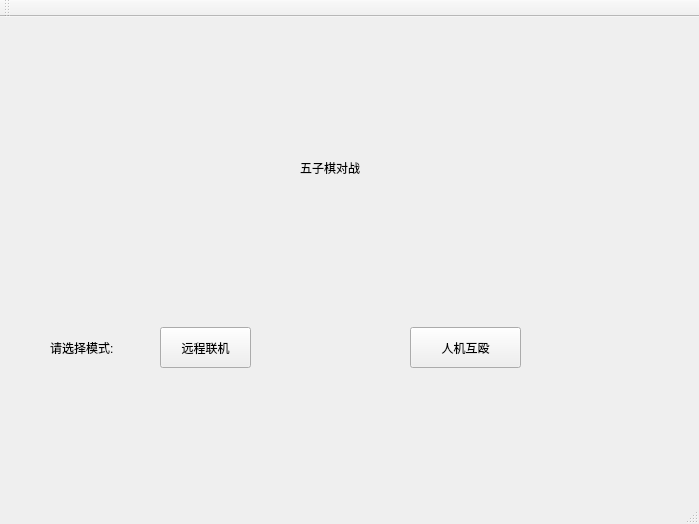
Lincest/Qt-Gobang, file mainwindow.ui: the form before one commit.
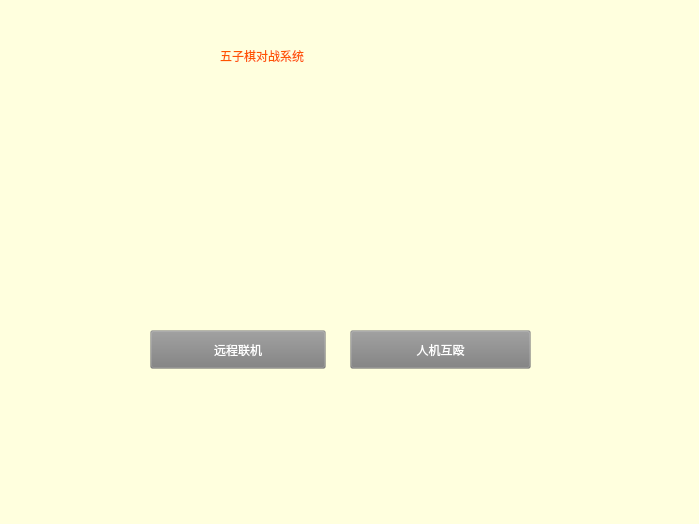
The form after the commit. Icons and pictures are not drawn.

Commit message: 界面搞定一部分了

What changed in the file:
```diff
--- a/mainwindow.ui
+++ b/mainwindow.ui
@@ -2,6 +2,14 @@
 <ui version="4.0">
  <class>MainWindow</class>
  <widget class="QMainWindow" name="MainWindow">
+  <property name="geometry">
+   <rect>
+    <x>0</x>
+    <y>0</y>
+    <width>699</width>
+    <height>524</height>
+   </rect>
+  </property>
   <property name="minimumSize">
    <size>
     <width>699</width>
@@ -17,29 +25,57 @@
   <property name="windowTitle">
    <string>MainWindow</string>
   </property>
+  <property name="autoFillBackground">
+   <bool>false</bool>
+  </property>
+  <property name="styleSheet">
+   <string notr="true">background-image:url(:/resource/image/bg1.png);
+background-position:bottom;
+background-color:rgb(255,255,222);
+</string>
+  </property>
   <widget class="QWidget" name="centralWidget">
+   <property name="styleSheet">
+    <string notr="true">QPushButton{
+font: 18pt &quot;楷体&quot;;
+color: white;
+background-color: rgba(125,125,125,55);
+}
+QPushButton::hover{
+	font: 18pt &quot;楷体&quot;;
+color: white;
+background-color: rgba(75,75,75,55);
+}</string>
+   </property>
    <widget class="QLabel" name="label">
     <property name="geometry">
      <rect>
-      <x>300</x>
-      <y>110</y>
-      <width>81</width>
-      <height>81</height>
+      <x>220</x>
+      <y>40</y>
+      <width>271</width>
+      <height>31</height>
      </rect>
     </property>
+    <property name="styleSheet">
+     <string notr="true">font: 20pt &quot;楷体&quot;;
+color: rgb(255, 85, 0);</string>
+    </property>
     <property name="text">
-     <string>五子棋对战</string>
+     <string>五子棋对战系统</string>
     </property>
    </widget>
    <widget class="QPushButton" name="pushButton_Remote">
     <property name="geometry">
      <rect>
-      <x>160</x>
-      <y>310</y>
-      <width>91</width>
-      <height>41</height>
+      <x>150</x>
+      <y>330</y>
+      <width>176</width>
+      <height>39</height>
      </rect>
     </property>
+    <property name="styleSheet">
+     <string notr="true"/>
+    </property>
     <property name="text">
      <string>远程联机</string>
     </property>
@@ -47,49 +83,20 @@
    <widget class="QPushButton" name="pushButton_AI">
     <property name="geometry">
      <rect>
-      <x>410</x>
-      <y>310</y>
-      <width>111</width>
-      <height>41</height>
+      <x>350</x>
+      <y>330</y>
+      <width>181</width>
+      <height>39</height>
      </rect>
     </property>
+    <property name="styleSheet">
+     <string notr="true"/>
+    </property>
     <property name="text">
      <string>人机互殴</string>
     </property>
    </widget>
-   <widget class="QLabel" name="label_2">
-    <property name="geometry">
-     <rect>
-      <x>50</x>
-      <y>320</y>
-      <width>81</width>
-      <height>21</height>
-     </rect>
-    </property>
-    <property name="text">
-     <string>请选择模式:</string>
-    </property>
-   </widget>
   </widget>
-  <widget class="QMenuBar" name="menuBar">
-   <property name="geometry">
-    <rect>
-     <x>0</x>
-     <y>0</y>
-     <width>699</width>
-     <height>23</height>
-    </rect>
-   </property>
-  </widget>
-  <widget class="QToolBar" name="mainToolBar">
-   <attribute name="toolBarArea">
-    <enum>TopToolBarArea</enum>
-   </attribute>
-   <attribute name="toolBarBreak">
-    <bool>false</bool>
-   </attribute>
-  </widget>
-  <widget class="QStatusBar" name="statusBar"/>
  </widget>
  <layoutdefault spacing="6" margin="11"/>
  <resources/>
```
The commit also changes 7 other files.
